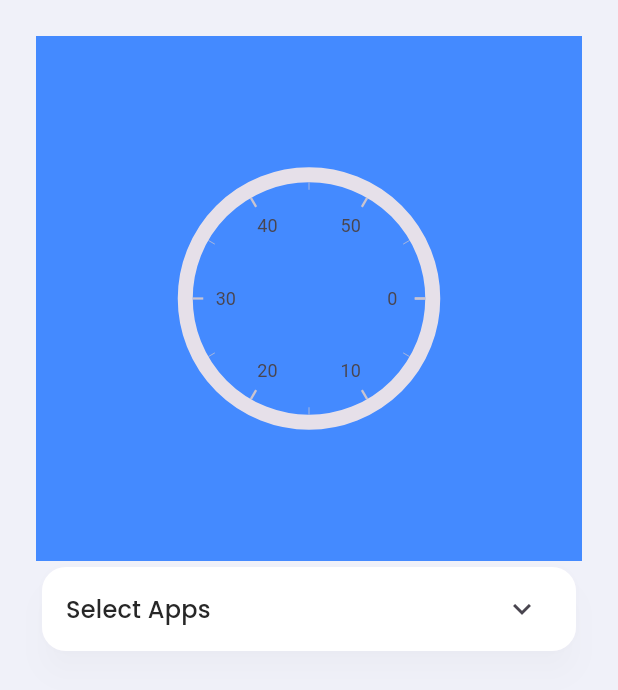
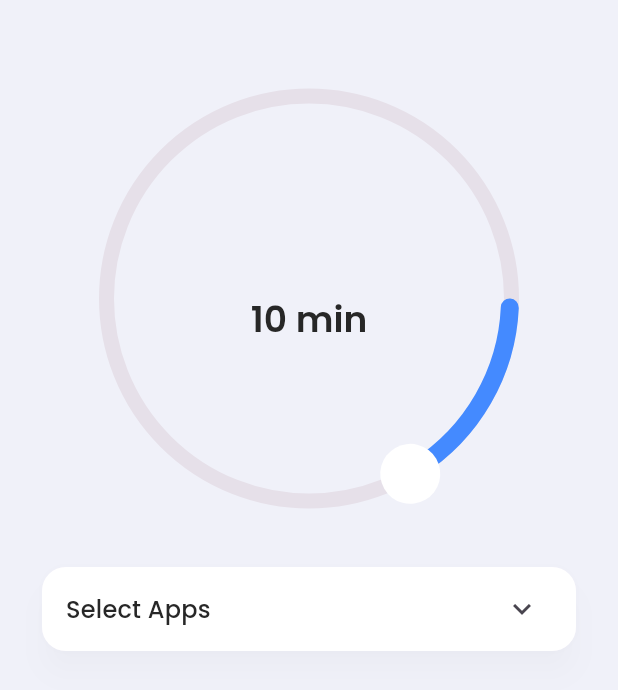
Before and after one commit to diaspedro7/detox_app, a Flutter app: the HomePage screen opened directly, on a phone screen of 412 x 824 dp. Shown: the top 690 px of the screen. Run offline on Flutter 3.47's test engine with Material 3 defaults, Android fonts, the phone set to English and light mode, and no system bars; drawn by our look-alikes of syncfusion_flutter_gauges; our stand-ins replace hive_flutter, permission_handler; missing offline and left inert: android_intent_plus, android_power_manager, app_usage, flutter_background_service, installed_apps; accounts and stored records are empty; statements that could not run were skipped.

Commit message:
Select time circular slide widget

```diff
--- a/lib/features/detox/screens/home/home_page.dart
+++ b/lib/features/detox/screens/home/home_page.dart
@@ -1,5 +1,6 @@
 // ignore_for_file: prefer_const_constructors, prefer_const_literals_to_create_immutables
 
+import 'package:detox_app/data/services/time_storage_hive.dart';
 import 'package:detox_app/features/detox/screens/home/widgets/select_apps_expansion_tile.dart';
 import 'package:detox_app/features/detox/viewmodels/app_viewmodel.dart';
 import 'package:detox_app/utils/constants/colors.dart';
@@ -39,17 +40,72 @@ class _HomePageState extends State<HomePage> {
             child: Column(
               children: [
                 SfRadialGauge(
-                  backgroundColor: Colors.blueAccent,
                   axes: [
                     RadialAxis(
                       minimum: 0.0,
                       maximum: 60.0,
                       startAngle: 0.0,
                       endAngle: 360.0,
-                      showLabels: true,
+                      showLabels: false,
                       labelsPosition: ElementsPosition.inside,
-                      showTicks: true,
-                      radiusFactor: 0.5,
+                      showTicks: false,
+                      radiusFactor: 0.8,
+                      axisLineStyle: const AxisLineStyle(
+                        cornerStyle: CornerStyle.bothCurve,
+                      ),
+                      pointers: [
+                        RangePointer(
+                          value: radialValue,
+                          cornerStyle: CornerStyle.bothCurve,
+                          width: 12,
+                          sizeUnit: GaugeSizeUnit.logicalPixel,
+                          color: TColors.primary,
+                        ),
+                        MarkerPointer(
+                          value: radialValue,
+                          enableDragging: true,
+                          onValueChanged: (value) {
+                            setState(() {
+                              debugPrint("Value: ${value.ceil()}");
+                              //if try to pass from 60 to 0 it denies
+                              if ((radialValue.ceil() <= 60 &&
+                                      radialValue.ceil() >= 50) &&
+                                  (value.ceil() >= 0 && value.ceil() <= 20)) {
+                                debugPrint("Denies1");
+                                radialValue = 60.0;
+                              }
+                              //if try to pass from 0 to 60 it also denies
+                              else if ((radialValue.ceil() >= 0 &&
+                                      radialValue.ceil() <= 10) &&
+                                  (value.ceil() <= 61 && value.ceil() >= 40)) {
+                                debugPrint("Denies2");
+
+                                radialValue = 0.0;
+                              } else {
+                                radialValue = value;
+                              }
+                              //TODO: Change the setState to provider
+                              setIntervalTime(radialValue.ceil());
+                            });
+                          },
+                          markerHeight: 40.0,
+                          markerWidth: 40.0,
+                          markerType: MarkerType.circle,
+                          color: TColors.white,
+                          // borderWidth: 1.0,
+                          // borderColor: TColors.grey,
+                        ),
+                      ],
+                      annotations: [
+                        GaugeAnnotation(
+                            angle: 90,
+                            axisValue: 5.0,
+                            positionFactor: 0.1,
+                            widget: Text(
+                              "${radialValue.ceil()} min",
+                              style: Theme.of(context).textTheme.headlineMedium,
+                            ))
+                      ],
                     ),
                   ],
                 ),
```
Also changed, not shown: lib/data/services/time_storage_hive.dart (+10 -2 lines).
